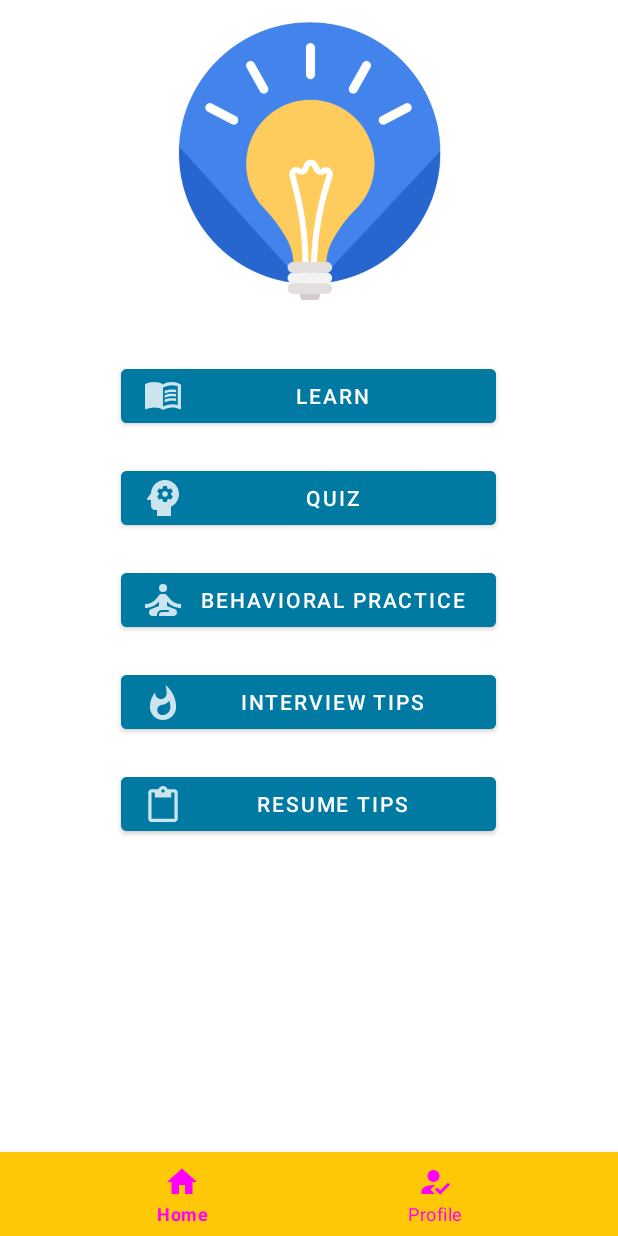
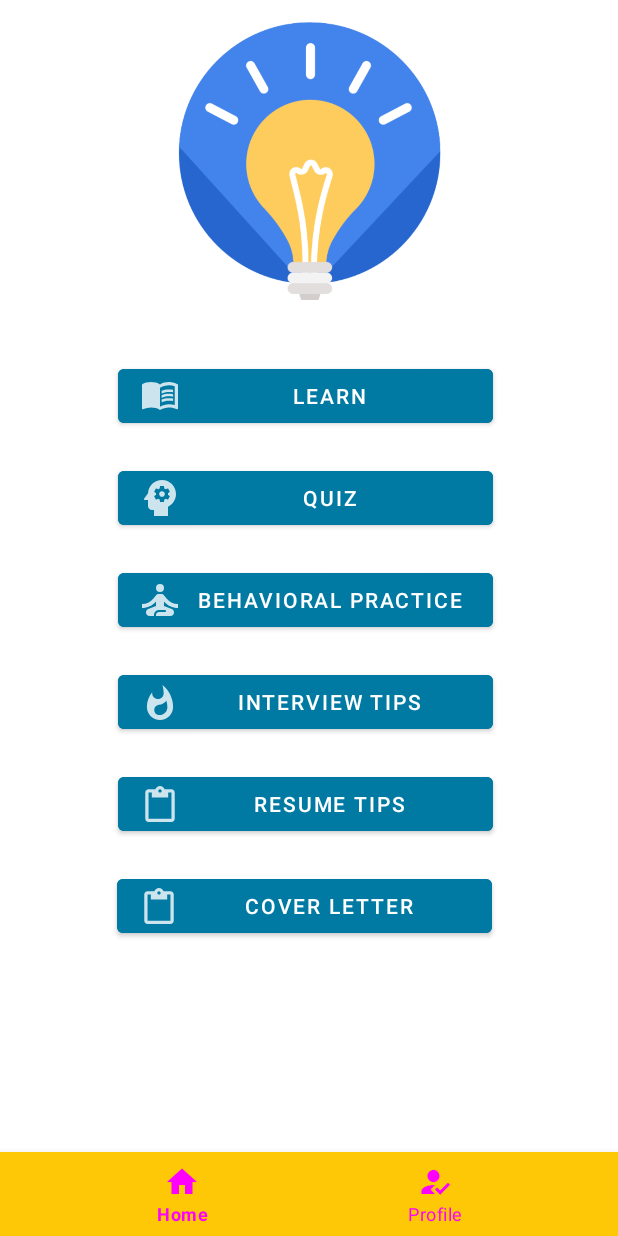
Before and after one commit to 1itachi/crack-it-up, an Android app: the screen it shows after launch once a user with an empty profile is signed in (HomeScreenActivity), on a phone screen of 412 x 824 dp. Run offline under Robolectric (Android 15) with nearby library versions, the phone set to English and light mode, and no system bars; our stand-ins replace Firebase (no records; nobody signed in at launch, a user with empty details on screens opened directly).

Commit message:
Fixed landscape mode for homescreen (#87)

```diff
--- a/app/src/main/java/edu/neu/madcourse/crack_it_up/HomeScreenActivity.java
+++ b/app/src/main/java/edu/neu/madcourse/crack_it_up/HomeScreenActivity.java
@@ -109,4 +109,7 @@ public class HomeScreenActivity extends AppCompatActivity {
         }, 2000);
     }
 
+    public void onCoverLetterButton(View view) {
+        System.out.println("Clicked cover letter");
+    }
 }
--- a/app/src/main/res/layout-land/activity_homescreen.xml
+++ b/app/src/main/res/layout-land/activity_homescreen.xml
@@ -6,6 +6,10 @@
     android:layout_width="match_parent"
     android:layout_height="match_parent"
     tools:context=".HomeScreenActivity">
+
+    <ScrollView
+        android:layout_width="match_parent"
+        android:layout_height="match_parent">
         <androidx.constraintlayout.widget.ConstraintLayout
             android:id="@+id/constraintLayout4"
             android:layout_width="match_parent"
@@ -15,17 +19,17 @@
 
             <androidx.constraintlayout.widget.ConstraintLayout
                 android:id="@+id/constraintLayout"
-            android:layout_width="712dp"
-            android:layout_height="130dp"
+                android:layout_width="match_parent"
+                android:layout_height="wrap_content"
                 app:layout_constraintEnd_toEndOf="parent"
                 app:layout_constraintStart_toStartOf="parent"
                 app:layout_constraintTop_toTopOf="parent">
 
                 <ImageView
                     android:id="@+id/imageView3"
-                android:layout_width="120dp"
-                android:layout_height="110dp"
-                android:layout_marginTop="16dp"
+                    android:layout_width="100dp"
+                    android:layout_height="100dp"
+                    android:layout_marginTop="5dp"
                     app:layout_constraintBottom_toBottomOf="parent"
                     app:layout_constraintEnd_toEndOf="parent"
                     app:layout_constraintHorizontal_bias="0.5"
@@ -36,11 +40,10 @@
             </androidx.constraintlayout.widget.ConstraintLayout>
 
             <androidx.constraintlayout.widget.ConstraintLayout
-            android:layout_width="730dp"
-            android:layout_height="240dp"
-            android:layout_marginTop="2dp"
+                android:layout_width="match_parent"
+                android:layout_height="wrap_content"
                 app:layout_constraintEnd_toEndOf="parent"
-            app:layout_constraintHorizontal_bias="0.0"
+                app:layout_constraintHorizontal_bias="0.4"
                 app:layout_constraintStart_toStartOf="parent"
                 app:layout_constraintTop_toBottomOf="@+id/constraintLayout">
 
@@ -48,14 +51,13 @@
                     android:id="@+id/learnButton"
                     android:layout_width="250dp"
                     android:layout_height="40dp"
-                android:layout_marginTop="4dp"
+                    android:layout_marginStart="70dp"
+                    android:layout_marginTop="16dp"
                     android:backgroundTint="#007AA3"
                     android:drawableLeft="@drawable/ic_learn"
                     android:onClick="onClickLearnButton"
                     android:shadowColor="@color/black"
                     android:text="@string/learn"
-                app:layout_constraintEnd_toEndOf="parent"
-                app:layout_constraintHorizontal_bias="0.496"
                     app:layout_constraintStart_toStartOf="parent"
                     app:layout_constraintTop_toTopOf="parent" />
 
@@ -63,60 +65,79 @@
                     android:id="@+id/quizButton"
                     android:layout_width="250dp"
                     android:layout_height="40dp"
-                android:layout_marginTop="4dp"
+                    android:layout_marginTop="16dp"
+                    android:layout_marginEnd="70dp"
                     android:backgroundTint="#007AA3"
                     android:drawableLeft="@drawable/ic_quiz"
                     android:onClick="onClickQuizButton"
                     android:text="@string/quiz"
                     app:layout_constraintEnd_toEndOf="parent"
-                app:layout_constraintHorizontal_bias="0.498"
-                app:layout_constraintStart_toStartOf="parent"
-                app:layout_constraintTop_toBottomOf="@+id/learnButton" />
+                    app:layout_constraintHorizontal_bias="1.0"
+                    app:layout_constraintStart_toEndOf="@+id/learnButton"
+                    app:layout_constraintTop_toTopOf="parent" />
 
                 <Button
                     android:id="@+id/behavioralPracticeButton"
                     android:layout_width="250dp"
                     android:layout_height="40dp"
-                android:layout_marginTop="4dp"
+                    android:layout_marginStart="70dp"
+                    android:layout_marginTop="28dp"
                     android:backgroundTint="#007AA3"
                     android:drawableLeft="@drawable/ic_behavioral"
                     android:onClick="onClickBehavioralPracticeButton"
                     android:text="@string/behavioral_practice"
-                app:layout_constraintEnd_toEndOf="parent"
-                app:layout_constraintHorizontal_bias="0.496"
                     app:layout_constraintStart_toStartOf="parent"
-                app:layout_constraintTop_toBottomOf="@+id/quizButton" />
+                    app:layout_constraintTop_toBottomOf="@+id/learnButton" />
 
                 <Button
                     android:id="@+id/interviewTipsButton"
                     android:layout_width="250dp"
                     android:layout_height="40dp"
-                android:layout_marginTop="4dp"
+                    android:layout_marginTop="28dp"
+                    android:layout_marginEnd="70dp"
                     android:backgroundTint="#007AA3"
                     android:drawableLeft="@drawable/ic_interviewtips"
                     android:onClick="onClickInterviewTipsButton"
                     android:text="@string/interview_tips"
                     app:layout_constraintEnd_toEndOf="parent"
-                app:layout_constraintHorizontal_bias="0.496"
-                app:layout_constraintStart_toStartOf="parent"
-                app:layout_constraintTop_toBottomOf="@+id/behavioralPracticeButton" />
+                    app:layout_constraintHorizontal_bias="1.0"
+                    app:layout_constraintStart_toEndOf="@+id/behavioralPracticeButton"
+                    app:layout_constraintTop_toBottomOf="@+id/quizButton" />
+
+                <Button
+                    android:id="@+id/interviewTipsButton2"
+                    android:layout_width="250dp"
+                    android:layout_height="40dp"
+                    android:layout_marginTop="32dp"
+                    android:layout_marginEnd="70dp"
+                    android:backgroundTint="#007AA3"
+                    android:drawableLeft="@drawable/ic_interviewtips"
+                    android:onClick="onCoverLetterButton"
+                    android:text="@string/cover_letter"
+                    app:layout_constraintEnd_toEndOf="parent"
+                    app:layout_constraintHorizontal_bias="1.0"
+                    app:layout_constraintStart_toEndOf="@+id/resumeTipsButton"
+                    app:layout_constraintTop_toBottomOf="@+id/interviewTipsButton" />
 
                 <Button
                     android:id="@+id/resumeTipsButton"
                     android:layout_width="250dp"
                     android:layout_height="40dp"
-                android:layout_marginTop="4dp"
+                    android:layout_marginStart="70dp"
+                    android:layout_marginTop="32dp"
                     android:backgroundTint="#007AA3"
                     android:drawableLeft="@drawable/ic_resumetips"
                     android:onClick="onClickResumeTipsButton"
                     android:text="@string/resume_tips"
                     app:layout_constraintEnd_toEndOf="parent"
-                app:layout_constraintHorizontal_bias="0.495"
+                    app:layout_constraintHorizontal_bias="0.0"
                     app:layout_constraintStart_toStartOf="parent"
-                app:layout_constraintTop_toBottomOf="@+id/interviewTipsButton" />
+                    app:layout_constraintTop_toBottomOf="@+id/behavioralPracticeButton" />
             </androidx.constraintlayout.widget.ConstraintLayout>
 
         </androidx.constraintlayout.widget.ConstraintLayout>
+
+    </ScrollView>
 
     <com.google.android.material.bottomnavigation.BottomNavigationView
         android:id="@+id/bottom_navigation"
@@ -125,7 +146,6 @@
         app:backgroundTint="#FFC807"
         app:itemTextColor="@drawable/selector"
         app:itemIconTint="@drawable/selector"
-        app:layout_constraintTop_toBottomOf="@+id/constraintLayout4"
         app:menu="@menu/bottom_navigation_menu"
         android:layout_alignParentBottom="true" />
 
--- a/app/src/main/res/layout/activity_homescreen.xml
+++ b/app/src/main/res/layout/activity_homescreen.xml
@@ -34,8 +34,8 @@
         </androidx.constraintlayout.widget.ConstraintLayout>
 
         <androidx.constraintlayout.widget.ConstraintLayout
-            android:layout_width="match_parent"
-            android:layout_height="wrap_content"
+            android:layout_width="408dp"
+            android:layout_height="439dp"
             android:layout_marginTop="4dp"
             app:layout_constraintEnd_toEndOf="parent"
             app:layout_constraintHorizontal_bias="0.0"
@@ -44,13 +44,13 @@
 
             <Button
                 android:id="@+id/learnButton"
-                android:onClick="onClickLearnButton"
-                android:backgroundTint="#007AA3"
-                android:shadowColor="@color/black"
                 android:layout_width="250dp"
                 android:layout_height="wrap_content"
                 android:layout_marginTop="36dp"
+                android:backgroundTint="#007AA3"
                 android:drawableLeft="@drawable/ic_learn"
+                android:onClick="onClickLearnButton"
+                android:shadowColor="@color/black"
                 android:text="@string/learn"
                 app:layout_constraintEnd_toEndOf="parent"
                 app:layout_constraintHorizontal_bias="0.496"
@@ -59,12 +59,12 @@
 
             <Button
                 android:id="@+id/quizButton"
-                android:onClick="onClickQuizButton"
-                android:backgroundTint="#007AA3"
                 android:layout_width="250dp"
                 android:layout_height="wrap_content"
                 android:layout_marginTop="20dp"
+                android:backgroundTint="#007AA3"
                 android:drawableLeft="@drawable/ic_quiz"
+                android:onClick="onClickQuizButton"
                 android:text="@string/quiz"
                 app:layout_constraintEnd_toEndOf="parent"
                 app:layout_constraintHorizontal_bias="0.496"
@@ -73,12 +73,12 @@
 
             <Button
                 android:id="@+id/behavioralPracticeButton"
-                android:onClick="onClickBehavioralPracticeButton"
-                android:backgroundTint="#007AA3"
                 android:layout_width="250dp"
                 android:layout_height="wrap_content"
                 android:layout_marginTop="20dp"
+                android:backgroundTint="#007AA3"
                 android:drawableLeft="@drawable/ic_behavioral"
+                android:onClick="onClickBehavioralPracticeButton"
                 android:text="@string/behavioral_practice"
                 app:layout_constraintEnd_toEndOf="parent"
                 app:layout_constraintHorizontal_bias="0.496"
@@ -87,12 +87,12 @@
 
             <Button
                 android:id="@+id/interviewTipsButton"
-                android:onClick="onClickInterviewTipsButton"
-                android:backgroundTint="#007AA3"
                 android:layout_width="250dp"
                 android:layout_height="wrap_content"
                 android:layout_marginTop="20dp"
+                android:backgroundTint="#007AA3"
                 android:drawableLeft="@drawable/ic_interviewtips"
+                android:onClick="onClickInterviewTipsButton"
                 android:text="@string/interview_tips"
                 app:layout_constraintEnd_toEndOf="parent"
                 app:layout_constraintHorizontal_bias="0.496"
@@ -101,17 +101,31 @@
 
             <Button
                 android:id="@+id/resumeTipsButton"
-                android:onClick="onClickResumeTipsButton"
-                android:backgroundTint="#007AA3"
                 android:layout_width="250dp"
                 android:layout_height="wrap_content"
                 android:layout_marginTop="20dp"
+                android:backgroundTint="#007AA3"
                 android:drawableLeft="@drawable/ic_resumetips"
+                android:onClick="onClickResumeTipsButton"
                 android:text="@string/resume_tips"
                 app:layout_constraintEnd_toEndOf="parent"
                 app:layout_constraintHorizontal_bias="0.496"
                 app:layout_constraintStart_toStartOf="parent"
                 app:layout_constraintTop_toBottomOf="@+id/interviewTipsButton" />
+
+            <Button
+                android:id="@+id/resumeTipsButton2"
+                android:layout_width="250dp"
+                android:layout_height="wrap_content"
+                android:layout_marginTop="20dp"
+                android:backgroundTint="#007AA3"
+                android:drawableLeft="@drawable/ic_resumetips"
+                android:onClick="onCoverLetterButton"
+                android:text="Cover Letter"
+                app:layout_constraintEnd_toEndOf="parent"
+                app:layout_constraintHorizontal_bias="0.493"
+                app:layout_constraintStart_toStartOf="parent"
+                app:layout_constraintTop_toBottomOf="@+id/resumeTipsButton" />
         </androidx.constraintlayout.widget.ConstraintLayout>
 
     </androidx.constraintlayout.widget.ConstraintLayout>
--- a/app/src/main/res/values/strings.xml
+++ b/app/src/main/res/values/strings.xml
@@ -30,4 +30,5 @@
     <string name="paused">Paused</string>
     <string name="finished">Finished</string>
     <string name="stopped">Stopped</string>
+    <string name="cover_letter">Cover Letter</string>
 </resources>
```
Lines whose indentation alone changed are shown as unchanged.
